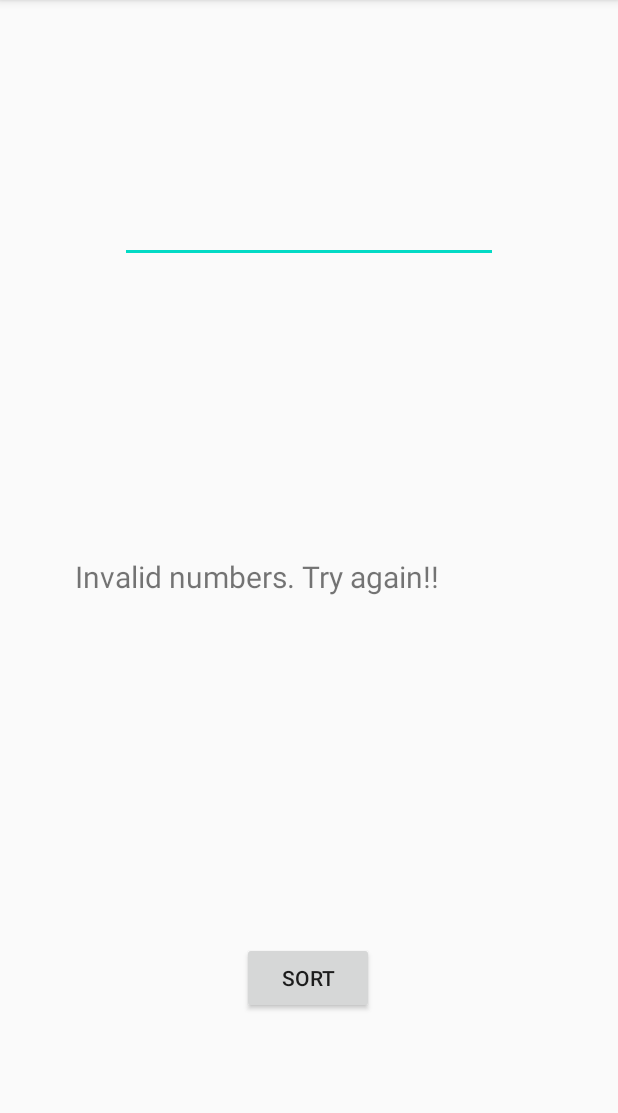
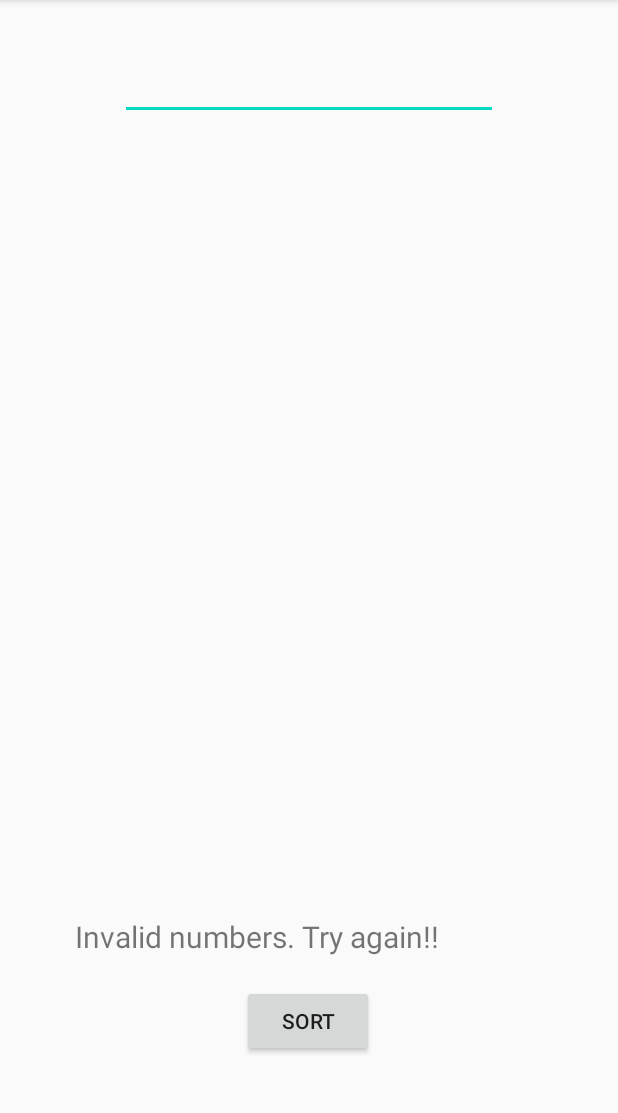
Before and after one commit to bloodcarnival/AndroidSortDemo, an Android app: the screen it shows after launch (MainActivity), after a tap on "SORT", on a phone screen of 412 x 824 dp, the part 84-1197 px from its top. Run offline under Robolectric (Android 15) with nearby library versions, the phone set to English and light mode, and no system bars.

Commit message:
Update activity_main.xml
Realigned layout to show each step for bubble sort. Realigned duration view to be bottom of sortedString.

```diff
--- a/app/src/main/res/layout/activity_main.xml
+++ b/app/src/main/res/layout/activity_main.xml
@@ -10,20 +10,23 @@
         android:id="@+id/sortButton"
         android:layout_width="wrap_content"
         android:layout_height="wrap_content"
-        android:layout_marginBottom="92dp"
+        android:layout_marginTop="20dp"
+        android:layout_marginBottom="20dp"
         android:text="@string/sort"
         app:layout_constraintBottom_toBottomOf="parent"
         app:layout_constraintEnd_toEndOf="parent"
         app:layout_constraintHorizontal_bias="0.498"
-        app:layout_constraintStart_toStartOf="parent" />
+        app:layout_constraintStart_toStartOf="parent"
+        app:layout_constraintTop_toBottomOf="@+id/sortedString" />
 
     <EditText
         android:id="@+id/inputString"
         android:layout_width="0dp"
         android:layout_height="60dp"
         android:layout_marginStart="80dp"
-        android:layout_marginTop="70dp"
+        android:layout_marginTop="20dp"
         android:layout_marginEnd="80dp"
+        android:autofillHints=""
         android:ems="10"
         android:gravity="start|top"
         android:inputType="text"
@@ -31,15 +34,14 @@
         app:layout_constraintEnd_toEndOf="parent"
         app:layout_constraintStart_toStartOf="parent"
         app:layout_constraintTop_toTopOf="parent"
-        app:layout_constraintVertical_bias="1.0"
-        android:autofillHints="" />
+        app:layout_constraintVertical_bias="1.0" />
 
     <TextView
         android:id="@+id/sortedString"
         android:layout_width="0dp"
         android:layout_height="0dp"
         android:layout_marginStart="50dp"
-        android:layout_marginTop="175dp"
+        android:layout_marginTop="80dp"
         android:layout_marginEnd="50dp"
         android:layout_marginBottom="175dp"
         android:text=""
@@ -57,14 +59,15 @@
         app:layout_constraintBottom_toBottomOf="@id/sortedString"
         app:layout_constraintEnd_toEndOf="@id/sortedString"
         app:layout_constraintStart_toStartOf="@id/sortedString"
-        app:layout_constraintTop_toTopOf="@id/sortedString" />
+        app:layout_constraintTop_toTopOf="@+id/sortButton" />
 
     <TextView
         android:id="@+id/duration"
         android:layout_width="0dp"
         android:layout_height="wrap_content"
+        android:layout_marginStart="80dp"
         android:visibility="visible"
-        tools:layout_editor_absoluteX="80dp"
-        tools:layout_editor_absoluteY="240dp" />
+        app:layout_constraintStart_toStartOf="parent"
+        app:layout_constraintTop_toBottomOf="@+id/sortedString" />
 
 </androidx.constraintlayout.widget.ConstraintLayout>
```
